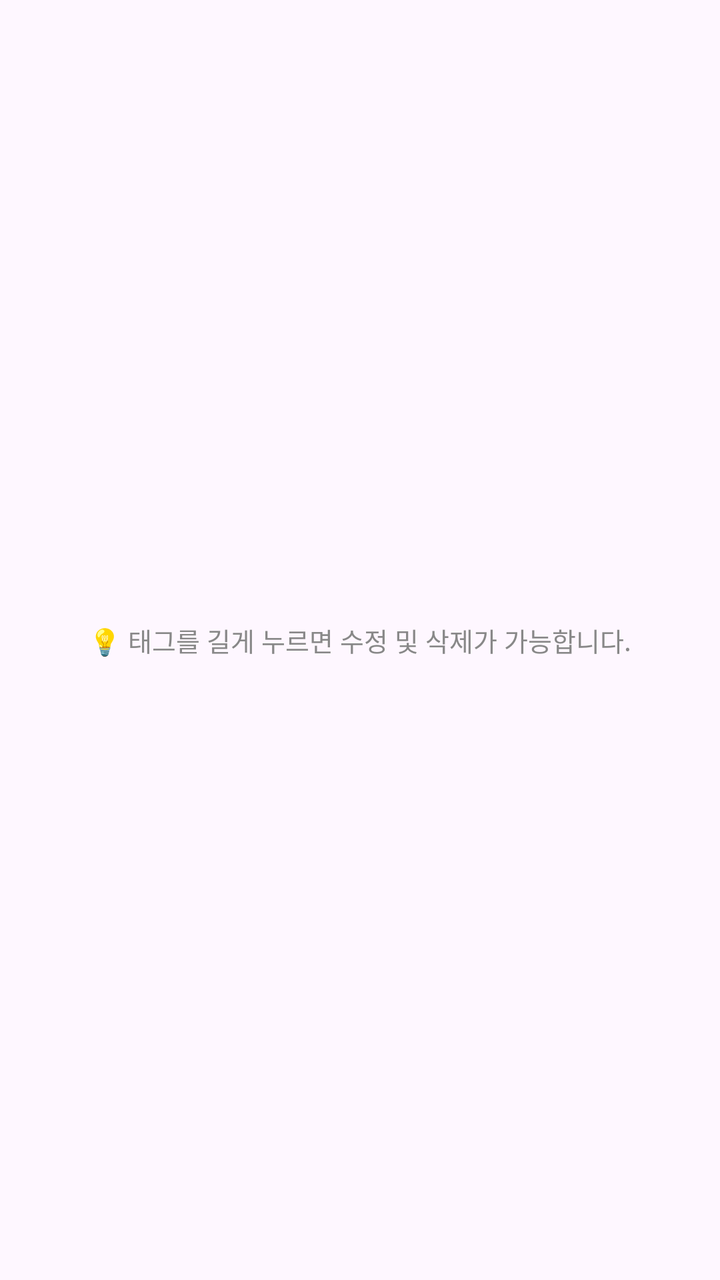
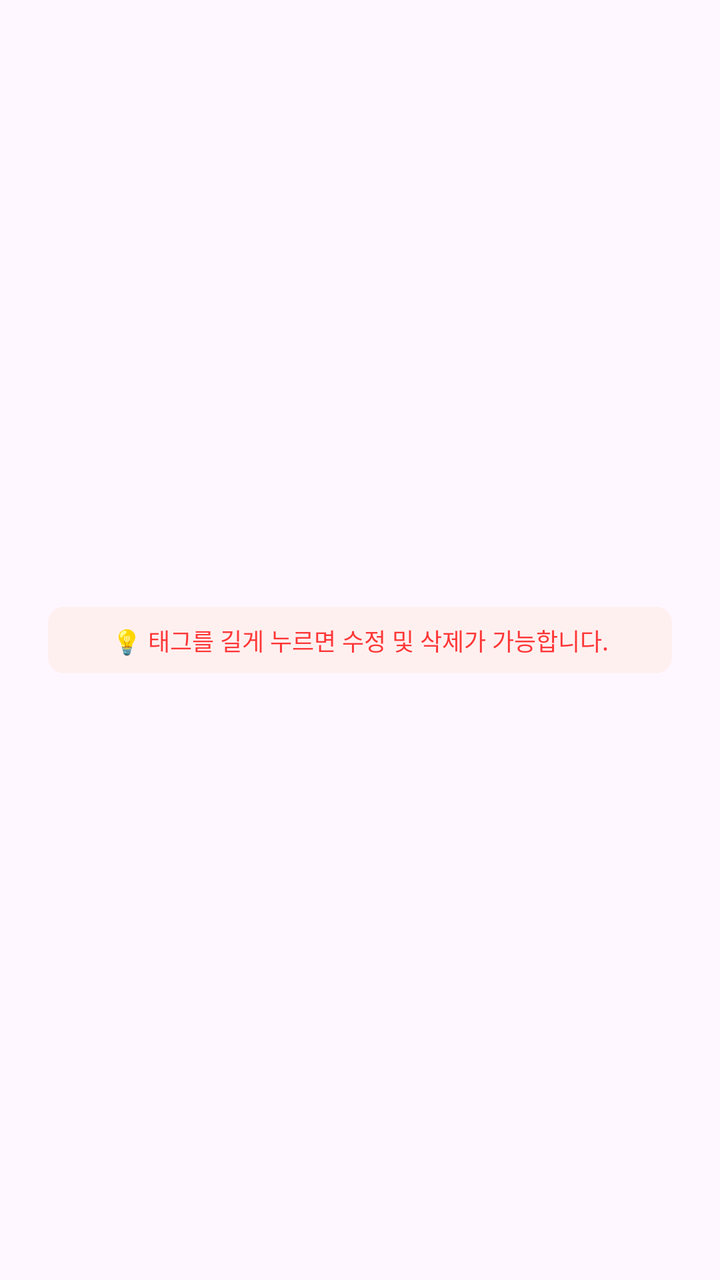

An Android layout rendered at two revisions. The XML below is the earlier revision; the diff shows what the commit changed to produce the second picture.
<!-- AndroidManifest.xml: application theme Theme.TubePocket -->
<!-- res/layout/item_tag_footer.xml -->
<?xml version="1.0" encoding="utf-8"?>
<LinearLayout xmlns:android="http://schemas.android.com/apk/res/android"
    android:layout_width="match_parent"
    android:layout_height="wrap_content"
    android:orientation="vertical"
    android:padding="24dp"
    android:gravity="center">

    <TextView
        android:layout_width="wrap_content"
        android:layout_height="wrap_content"
        android:text="💡 태그를 길게 누르면 수정 및 삭제가 가능합니다."
        android:textColor="@color/text_gray"
        android:textSize="13sp" />
</LinearLayout>
<!-- resources referenced by this layout -->
<resources>
  <color name="text_gray">#888888</color>
  <style name="Theme.TubePocket" parent="Base.Theme.TubePocket" />
  <style name="Base.Theme.TubePocket" parent="Theme.Material3.DayNight.NoActionBar">
          
          
      </style>
</resources>

<!-- the commit's change to res/layout/item_tag_footer.xml (unified diff, before → after) -->
@@ -7,9 +7,14 @@
     android:gravity="center">
 
     <TextView
-        android:layout_width="wrap_content"
+        android:id="@+id/tvGuideMessage"
+        android:layout_width="match_parent"
         android:layout_height="wrap_content"
+        android:layout_marginTop="8dp"
+        android:layout_marginBottom="8dp"
+        android:background="@drawable/bg_guide_box"
+        android:gravity="center"
         android:text="💡 태그를 길게 누르면 수정 및 삭제가 가능합니다."
-        android:textColor="@color/text_gray"
-        android:textSize="13sp" />
+        android:textColor="#ff3737"
+        android:textSize="12sp" />
 </LinearLayout>
<!-- resource entries referenced after the edit -->
@@ -1,6 +1,17 @@
 <!-- resources referenced by this layout -->
 <resources>
-  <color name="text_gray">#888888</color>
+  <!-- drawable bg_guide_box (drawable) -->
+  <?xml version="1.0" encoding="utf-8"?>
+  <shape xmlns:android="http://schemas.android.com/apk/res/android"
+      android:shape="rectangle">
+      <solid android:color="#fff0f0" />
+      <corners android:radius="8dp" />
+      <padding
+          android:bottom="8dp"
+          android:left="8dp"
+          android:right="8dp"
+          android:top="8dp" />
+  </shape>
   <style name="Theme.TubePocket" parent="Base.Theme.TubePocket" />
   <style name="Base.Theme.TubePocket" parent="Theme.Material3.DayNight.NoActionBar">
           
